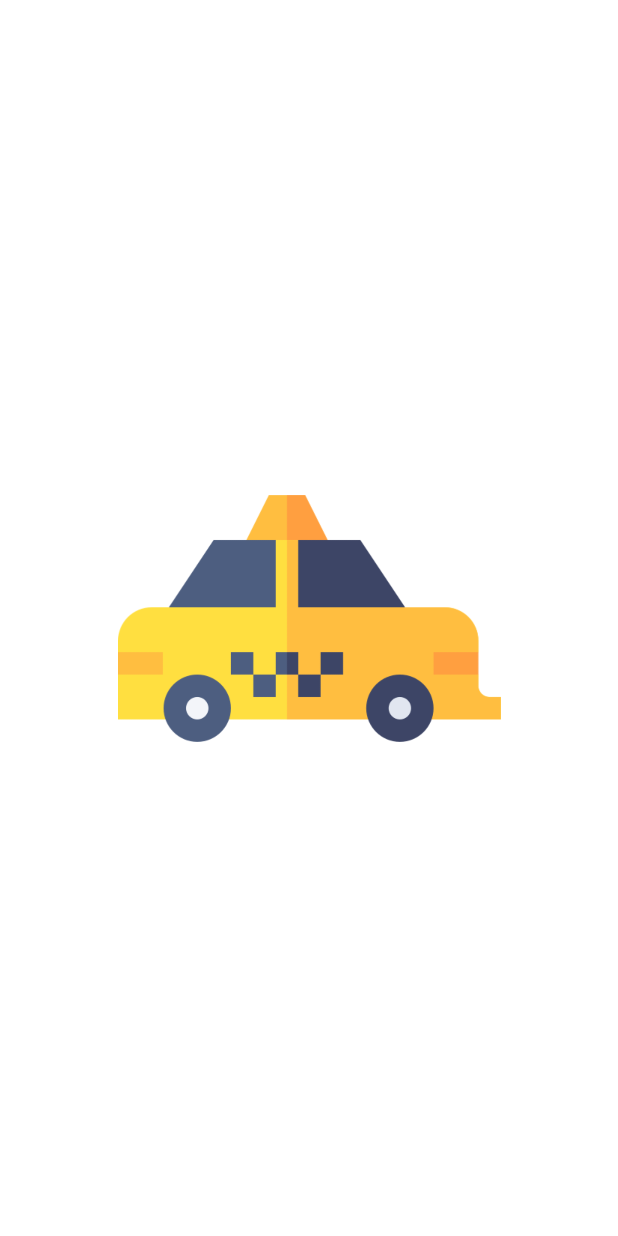
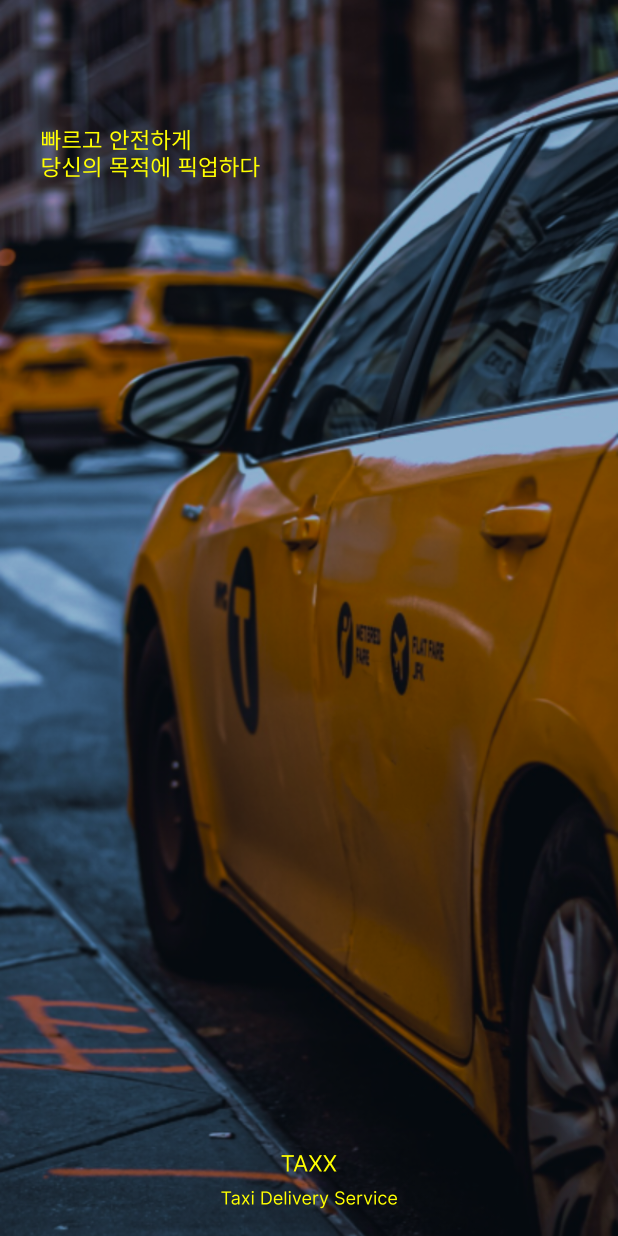
Before and after one commit to Hackerthon-TAXX/taxx-android, an Android app: the SplashActivity screen opened directly, with no data from a screen before it, on a phone screen of 412 x 824 dp. Run offline under Robolectric (Android 15) with nearby library versions, the light colour scheme and no system bars; 1 statement that could not run was skipped.

Commit message:
#1 Splash 디자인 구현, 카카오 소셜로그인 구현

```diff
--- a/app/src/main/res/layout/activity_splash.xml
+++ b/app/src/main/res/layout/activity_splash.xml
@@ -7,13 +7,27 @@
     android:background="@color/white"
     tools:context=".src.splash.SplashActivity">
 
+
     <ImageView
-        android:layout_width="255dp"
-        android:layout_height="255dp"
-        android:src="@drawable/splash_icon"
-        app:layout_constraintBottom_toBottomOf="parent"
-        app:layout_constraintEnd_toEndOf="parent"
+        android:layout_width="match_parent"
+        android:layout_height="match_parent"
+        android:src="@drawable/splash_background"
+        android:scaleType="centerCrop"/>
+
+    <ImageView
+        android:id="@+id/iv_text1"
+        android:layout_width="180dp"
+        android:layout_height="200dp"
+        android:src="@drawable/splash_text1"
         app:layout_constraintStart_toStartOf="parent"
-        app:layout_constraintTop_toTopOf="parent" />
+        app:layout_constraintTop_toTopOf="parent"/>
+
+    <ImageView
+        android:id="@+id/iv_text2"
+        android:layout_width="match_parent"
+        android:layout_height="74dp"
+        android:src="@drawable/splash_text2"
+        app:layout_constraintBottom_toBottomOf="parent"/>
+
 
 </androidx.constraintlayout.widget.ConstraintLayout>
--- a/app/src/main/res/values/themes.xml
+++ b/app/src/main/res/values/themes.xml
@@ -10,8 +10,8 @@
         <item name="colorSecondaryVariant">@color/teal_700</item>
         <item name="colorOnSecondary">@color/black</item>
         <!-- Status bar color. -->
-        <item name="android:statusBarColor">@android:color/transparent</item>
-        <item name="android:windowLightStatusBar">true</item>
+        <item name="android:statusBarColor">@color/black</item>
+        <item name="android:windowLightStatusBar">false</item>
     </style>
 
     <style name="SplashTheme" parent="Theme.Taxx">
```
Also changed, not shown: app/src/main/java/com/android/taxx/presentation/LoginActivity.kt (+54 -0 lines), app/src/main/res/drawable/splash_background.png (added), app/src/main/res/drawable/splash_text1.png (added), app/src/main/res/drawable/splash_text2.png (added).
